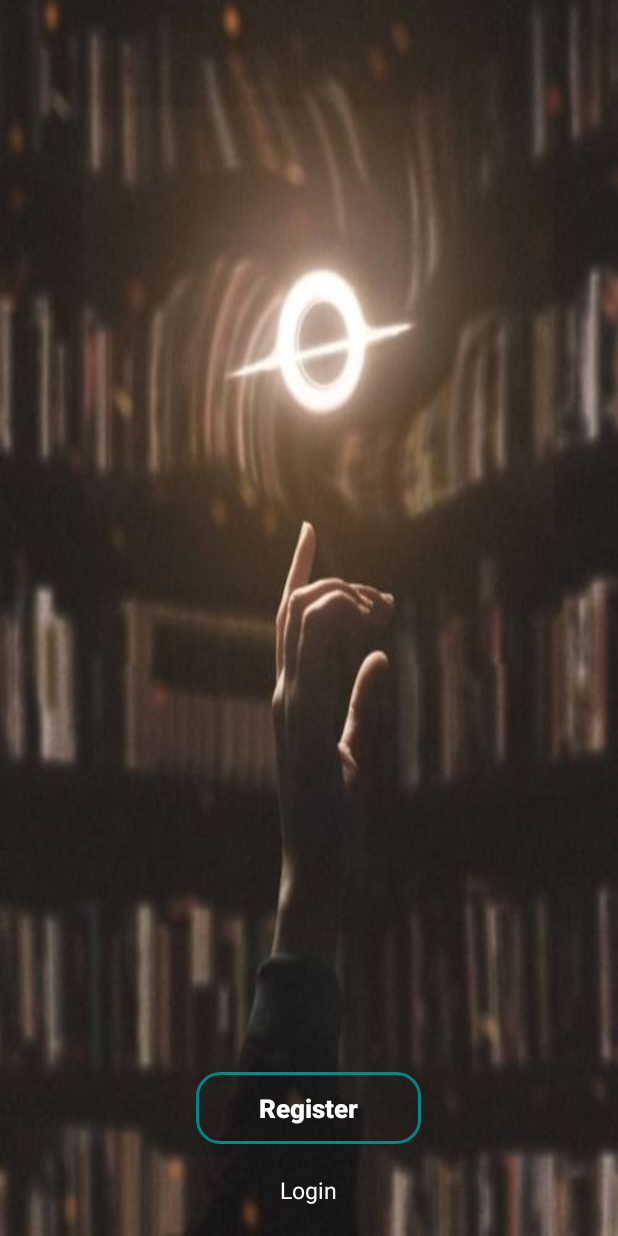
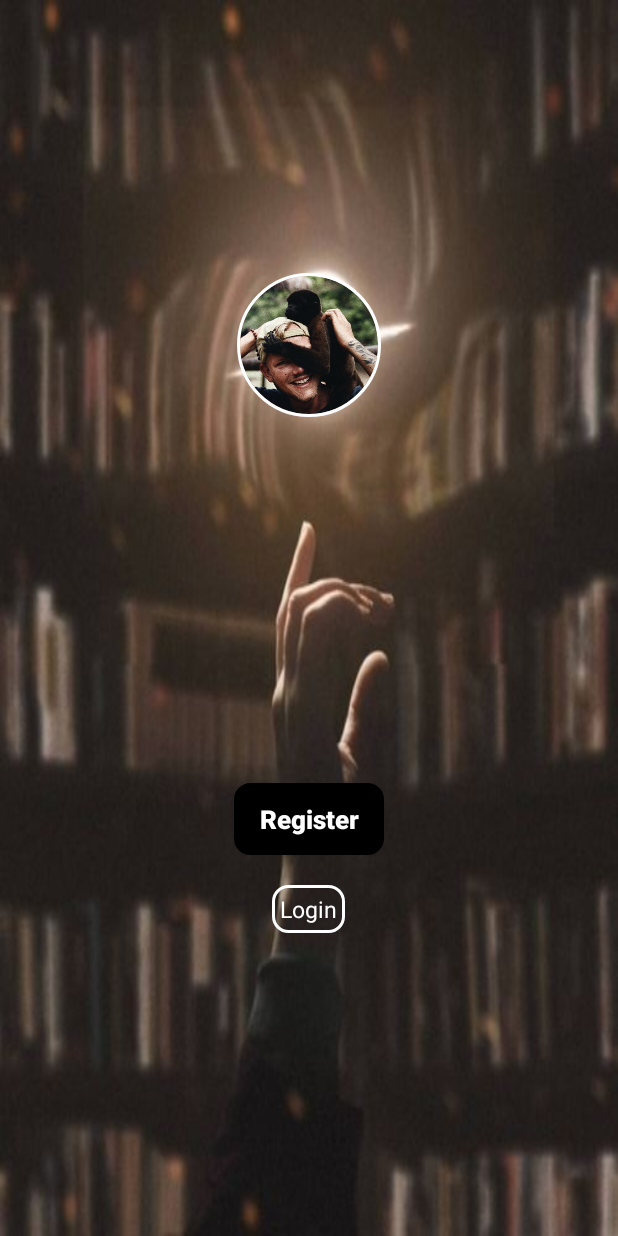
Before and after one commit to charlesnyankieya/Firebase, an Android app: the screen it shows after launch (LandingActivity), on a phone screen of 412 x 824 dp. Run offline under Robolectric (Android 15) with nearby library versions, the light colour scheme and no system bars; our stand-ins replace CircleImageView.

Commit message:
Landing Activity with both register and login buttons

```diff
--- a/app/src/main/java/com/example/firebase/LandingActivity.java
+++ b/app/src/main/java/com/example/firebase/LandingActivity.java
@@ -1,14 +1,40 @@
 package com.example.firebase;
 
 import androidx.appcompat.app.AppCompatActivity;
+import androidx.appcompat.widget.AppCompatButton;
 
+import android.content.Intent;
 import android.os.Bundle;
+import android.view.View;
+import android.widget.TextView;
+
+import de.hdodenhof.circleimageview.CircleImageView;
 
 public class LandingActivity extends AppCompatActivity {
+
 
     @Override
     protected void onCreate(Bundle savedInstanceState) {
         super.onCreate(savedInstanceState);
         setContentView(R.layout.activity_landing);
+
+        AppCompatButton btnRegister = findViewById(R.id.btn_register);
+        btnRegister.setOnClickListener(v -> {
+
+            startActivity(new Intent(LandingActivity.this, RegisterActivity.class));
+            finish();
+
+        });
+
+        TextView txtLogin = findViewById(R.id.txt_login);
+        txtLogin.setOnClickListener(v -> {
+            startActivity(new Intent(LandingActivity.this, LoginActivity.class));
+            finish();
+
+        });
+
+
+
+
     }
 }
--- a/app/src/main/res/drawable/button_background.xml
+++ b/app/src/main/res/drawable/button_background.xml
@@ -2,8 +2,8 @@
 <shape xmlns:android="http://schemas.android.com/apk/res/android"
     android:shape="rectangle">
    <!-- <solid android:color="@color/white"/>-->
-    <corners android:radius="15dp"/>
-        <stroke android:color="@color/teal_700" android:width="2dp"/>
+    <corners android:radius="10dp"/>
+        <stroke android:color="@color/white" android:width="2dp"/>
     <padding android:top="5dp" android:right="5dp" android:left="5dp" android:bottom="5dp"/>
 
 </shape>
--- a/app/src/main/res/layout/activity_landing.xml
+++ b/app/src/main/res/layout/activity_landing.xml
@@ -4,19 +4,38 @@
     xmlns:tools="http://schemas.android.com/tools"
     android:layout_width="match_parent"
     android:layout_height="match_parent"
-    android:gravity="bottom"
+    android:gravity="center"
     android:layout_gravity="center"
     android:background="@drawable/interstellar"
     tools:context=".LandingActivity">
 
+
+    <de.hdodenhof.circleimageview.CircleImageView
+        android:id="@+id/profile_image"
+        android:layout_width="96dp"
+        android:layout_height="96dp"
+        android:layout_centerInParent="true"
+        android:src="@drawable/avicii"
+        app:civ_border_width="2dp"
+        app:civ_border_color="#FFffff"/>
+
+
+    <LinearLayout
+        android:layout_width="match_parent"
+        android:layout_height="wrap_content"
+        android:gravity="center"
+        android:layout_alignParentBottom="true"
+        android:orientation="vertical">
+
+
         <androidx.appcompat.widget.AppCompatButton
-        android:layout_width="150dp"
+            android:layout_width="100dp"
             android:id="@+id/btn_register"
             android:layout_height="wrap_content"
             android:layout_margin="20dp"
-        android:layout_centerHorizontal="true"
             android:background="@drawable/button_background"
             android:text="@string/register"
+            android:backgroundTint="@color/black"
             android:textStyle="bold"
             android:textColor="@color/white"
             android:fontFamily="sans-serif-medium"
@@ -25,13 +44,16 @@
         <TextView
             android:layout_width="wrap_content"
             android:layout_height="wrap_content"
-        android:layout_below="@+id/btn_register"
+            android:background="@drawable/button_background"
             android:text="@string/login"
+            android:padding="5dp"
             android:textColor="@color/white"
             android:id="@+id/txt_login"
             android:textSize="15sp"
-        android:layout_centerHorizontal="true"
             android:layout_marginBottom="20dp"/>
+
+    </LinearLayout>
+
 
 
 </RelativeLayout>
```
Also changed, not shown: app/build.gradle (+8 -2 lines), app/src/main/AndroidManifest.xml (+14 -0 lines), app/src/main/java/com/example/firebase/LoginActivity.java (added, +14 -0 lines), app/src/main/java/com/example/firebase/RegisterActivity.java (added, +14 -0 lines), app/src/main/res/layout/activity_login.xml (added, +9 -0 lines), app/src/main/res/layout/activity_register.xml (added, +9 -0 lines), app/src/main/res/drawable/avicii.jpg (added), 1 other file. Lines whose indentation alone changed are shown as unchanged.
